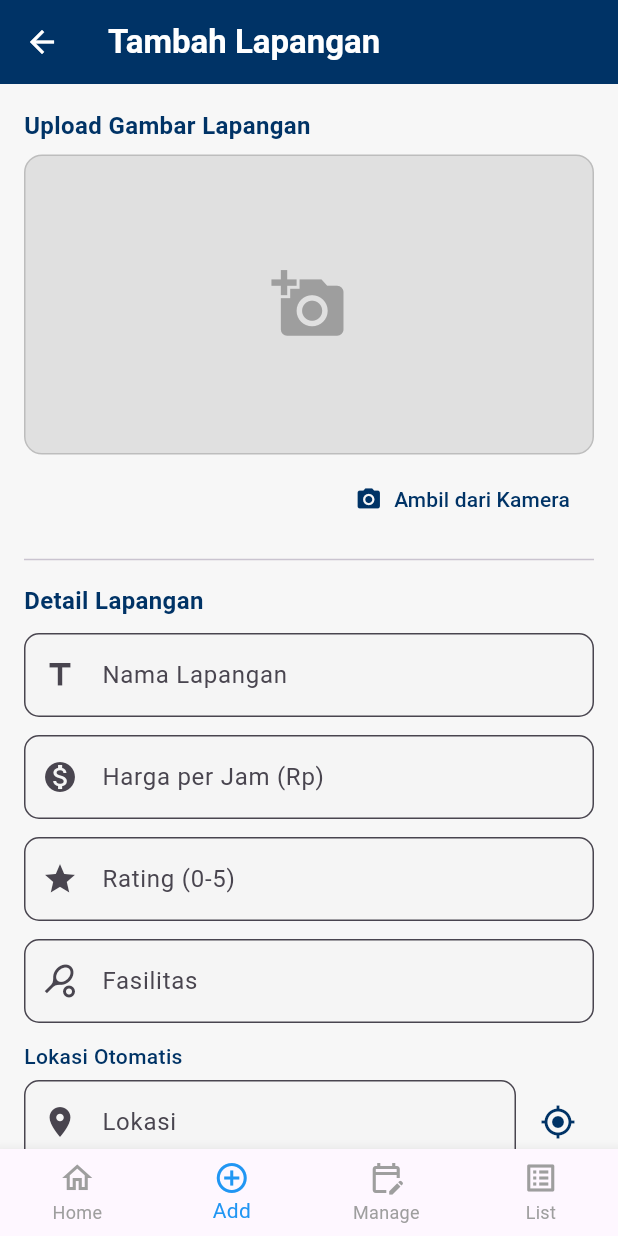
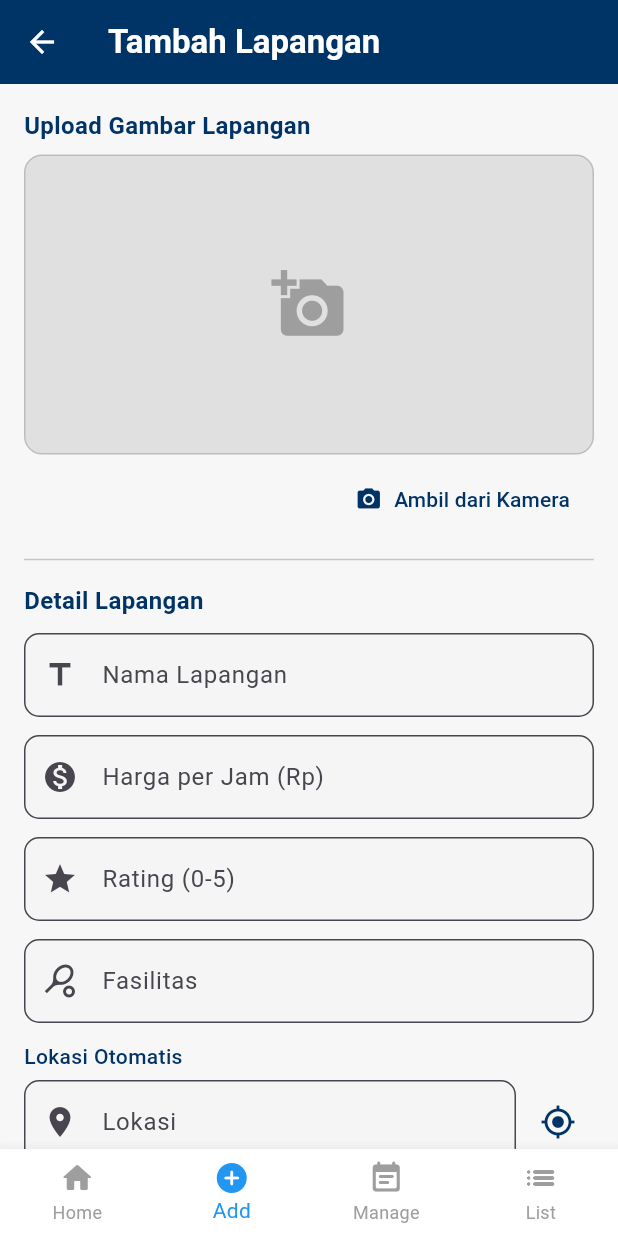
Before and after one commit to mirelsimanjorang/Booking_Net_Mirel, a Flutter app: the HomeScreen screen opened directly, item 2 of the bottom bar chosen, on a phone screen of 412 x 824 dp. Run offline on Flutter 3.47's test engine with Material 3 defaults, Android fonts, the light colour scheme and no system bars; our stand-ins replace geocoding, image_picker, location, sqflite; accounts and stored records are empty; network calls fail.

Commit message:
menpetrbaiki desain home pagee

```diff
--- a/lib/screens/home_screen.dart
+++ b/lib/screens/home_screen.dart
@@ -18,6 +18,8 @@ class HomeScreen extends StatefulWidget {
 class _HomeScreenState extends State<HomeScreen> {
   int _currentIndex = 0;
 
+  final PageController _pageController = PageController();
+
   final List<String> _carouselUrls = [
     'https://i.pinimg.com/736x/f4/b2/01/f4b2012461ca766c562377149f6ba393.jpg',
     'https://i.pinimg.com/736x/5b/b2/d3/5bb2d33078b49b0a1212633103ceb6e0.jpg',
@@ -37,24 +39,70 @@ class _HomeScreenState extends State<HomeScreen> {
   }
 
   Widget _bodyContent() {
-    switch (_currentIndex) {
-      case 0:
-        return _buildHomeContent();
-      case 1:
-        return const AddLapanganScreen();
-      case 2:
-        return const ManageBookingScreen();
-      case 3:
-        return const ListLapanganScreen();
-      default:
-        return _buildHomeContent();
-    }
+    return PageView(
+      controller: _pageController,
+      onPageChanged: (index) => setState(() => _currentIndex = index),
+      children: const [
+        _HomeContent(),
+        AddLapanganScreen(),
+        ManageBookingScreen(),
+        ListLapanganScreen(),
+      ],
+    );
   }
 
-  Widget _buildHomeContent() {
+  @override
+  Widget build(BuildContext context) {
+    return Scaffold(
+      backgroundColor: const Color(0xFFF5F9FF),
+      body: SafeArea(child: _bodyContent()),
+      bottomNavigationBar: BottomNavigationBar(
+        currentIndex: _currentIndex,
+        onTap: (index) {
+          setState(() {
+            _currentIndex = index;
+            _pageController.jumpToPage(index);
+          });
+        },
+        selectedItemColor: const Color(0xFF2196F3),
+        unselectedItemColor: Colors.grey,
+        backgroundColor: Colors.white,
+        type: BottomNavigationBarType.fixed,
+        elevation: 8,
+        items: const [
+          BottomNavigationBarItem(
+            icon: Icon(Icons.home_rounded),
+            label: 'Home',
+          ),
+          BottomNavigationBarItem(
+            icon: Icon(Icons.add_circle_rounded),
+            label: 'Add',
+          ),
+          BottomNavigationBarItem(
+            icon: Icon(Icons.event_note_rounded),
+            label: 'Manage',
+          ),
+          BottomNavigationBarItem(
+            icon: Icon(Icons.list_rounded),
+            label: 'List',
+          ),
+        ],
+      ),
+    );
+  }
+}
+
+class _HomeContent extends StatelessWidget {
+  const _HomeContent();
+
+  Future<List<Map<String, dynamic>>> _fetchBookings() async {
+    return await DatabaseHelper().getBookings();
+  }
+
+  @override
+  Widget build(BuildContext context) {
     return Column(
       children: [
-        // 🔷 HEADER
         Container(
           width: double.infinity,
           padding: const EdgeInsets.symmetric(vertical: 30, horizontal: 20),
@@ -109,28 +157,36 @@ class _HomeScreenState extends State<HomeScreen> {
                 alignment: Alignment.topRight,
                 child: IconButton(
                   icon: const Icon(Icons.logout, color: Colors.white),
-                  onPressed: _logout,
+                  onPressed: () {
+                    Navigator.pushAndRemoveUntil(
+                      context,
+                      MaterialPageRoute(builder: (_) => const LoginScreen()),
+                      (route) => false,
+                    );
+                  },
                 ),
               )
             ],
           ),
         ),
-
         const SizedBox(height: 20),
-
-        // 🖼️ SLIDER
         SizedBox(
           height: 200,
           child: PageView.builder(
-            itemCount: _carouselUrls.length,
+            itemCount: 3,
             controller: PageController(viewportFraction: 0.9),
             itemBuilder: (context, index) {
+              final urls = [
+                'https://i.pinimg.com/736x/f4/b2/01/f4b2012461ca766c562377149f6ba393.jpg',
+                'https://i.pinimg.com/736x/5b/b2/d3/5bb2d33078b49b0a1212633103ceb6e0.jpg',
+                'https://i.pinimg.com/736x/1c/7f/a9/1c7fa9210f96ee39917411e54e6cf0f4.jpg'
+              ];
               return Padding(
                 padding: const EdgeInsets.symmetric(horizontal: 8),
                 child: ClipRRect(
                   borderRadius: BorderRadius.circular(16),
                   child: Image.network(
-                    _carouselUrls[index],
+                    urls[index],
                     fit: BoxFit.cover,
                     loadingBuilder: (context, child, progress) {
                       if (progress == null) return child;
@@ -144,9 +200,7 @@ class _HomeScreenState extends State<HomeScreen> {
             },
           ),
         ),
-
         const SizedBox(height: 20),
-
         const Padding(
           padding: EdgeInsets.symmetric(horizontal: 16),
           child: Align(
@@ -160,13 +214,10 @@ class _HomeScreenState extends State<HomeScreen> {
             ),
           ),
         ),
-
         const SizedBox(height: 6),
-
-        // 📋 BOOKING LIST
         Expanded(
           child: FutureBuilder(
-            future: _fetchBookings(),
+            future: DatabaseHelper().getBookings(),
             builder: (context, snapshot) {
               if (!snapshot.hasData) {
                 return const Center(child: CircularProgressIndicator());
@@ -175,7 +226,6 @@ class _HomeScreenState extends State<HomeScreen> {
               if (data.isEmpty) {
                 return const Center(child: Text('Belum ada data booking.'));
               }
-
               return ListView.builder(
                 padding: const EdgeInsets.symmetric(horizontal: 16),
                 itemCount: data.length,
@@ -193,14 +243,13 @@ class _HomeScreenState extends State<HomeScreen> {
                     ],
                   ),
                   child: ListTile(
-                    contentPadding:
-                        const EdgeInsets.symmetric(vertical: 10, horizontal: 14),
+                    contentPadding: const EdgeInsets.symmetric(
+                        vertical: 10, horizontal: 14),
                     onTap: () {
                       Navigator.push(
                         context,
                         MaterialPageRoute(
-                          builder: (_) =>
-                              BookingDetailScreen(booking: data[i]),
+                          builder: (_) => BookingDetailScreen(booking: data[i]),
                         ),
                       );
                     },
@@ -284,41 +333,4 @@ class _HomeScreenState extends State<HomeScreen> {
       ],
     );
   }
-
-  @override
-  Widget build(BuildContext context) {
-    return Scaffold(
-      backgroundColor: const Color(0xFFF5F9FF),
-      body: SafeArea(child: _bodyContent()),
-      bottomNavigationBar: BottomNavigationBar(
-        currentIndex: _currentIndex,
-        onTap: (index) {
-          setState(() {
-            _currentIndex = index;
-          });
-        },
-        selectedItemColor: const Color(0xFF2196F3),
-        unselectedItemColor: Colors.grey,
-        type: BottomNavigationBarType.fixed,
-        items: const [
-          BottomNavigationBarItem(
-            icon: Icon(Icons.home_outlined),
-            label: 'Home',
-          ),
-          BottomNavigationBarItem(
-            icon: Icon(Icons.add_circle_outline),
-            label: 'Add',
-          ),
-          BottomNavigationBarItem(
-            icon: Icon(Icons.edit_calendar_outlined),
-            label: 'Manage',
-          ),
-          BottomNavigationBarItem(
-            icon: Icon(Icons.list_alt_outlined),
-            label: 'List',
-          ),
-        ],
-      ),
-    );
-  }
 }
```
